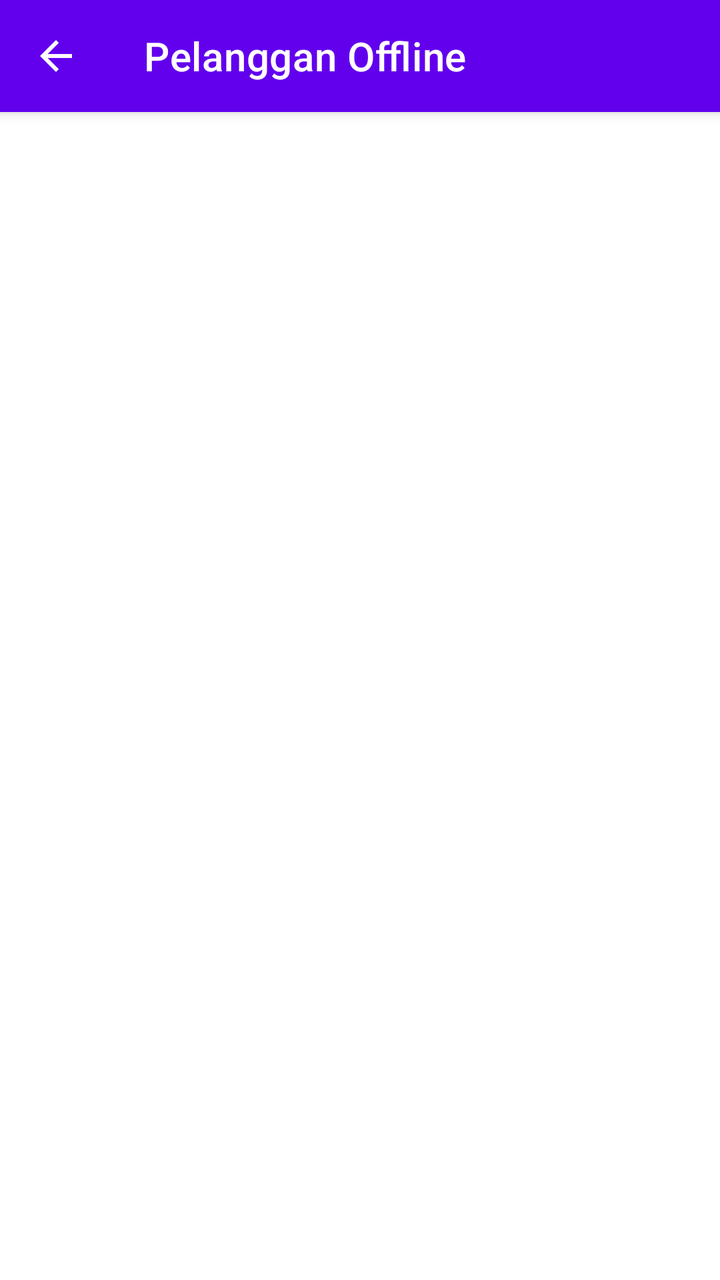
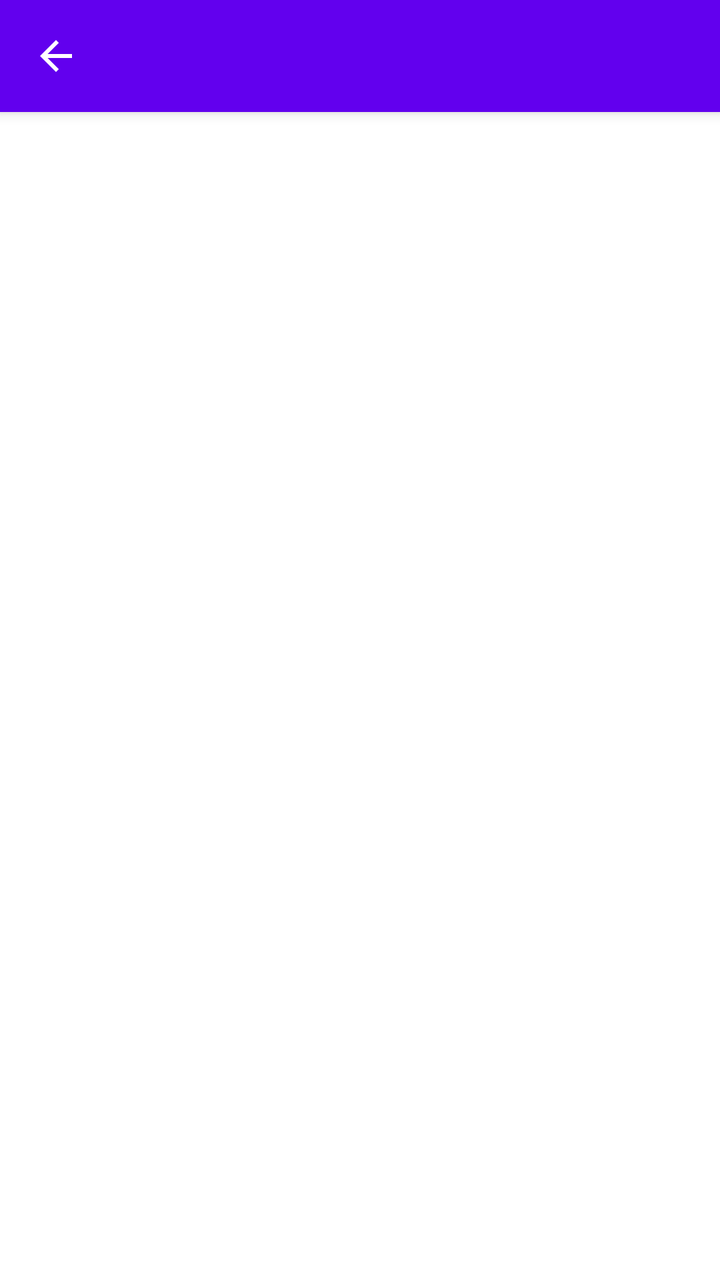

Compare the two renders of this Android layout. The source of the first and the diff that turns it into the second are given below.
<!-- AndroidManifest.xml: application theme Theme.BillRT -->
<!-- res/layout/fragment_pelanggan_offline.xml -->
<?xml version="1.0" encoding="utf-8"?>
<androidx.coordinatorlayout.widget.CoordinatorLayout xmlns:android="http://schemas.android.com/apk/res/android"
    xmlns:app="http://schemas.android.com/apk/res-auto"
    xmlns:tools="http://schemas.android.com/tools"
    android:layout_width="match_parent"
    android:layout_height="match_parent"
    android:fitsSystemWindows="true"
    tools:context=".PelangganOfflineFragment">

    <com.google.android.material.appbar.AppBarLayout
        android:layout_width="match_parent"
        android:layout_height="wrap_content">

        <com.google.android.material.appbar.MaterialToolbar
            android:id="@+id/toolbar"
            android:layout_width="match_parent"
            android:layout_height="?attr/actionBarSize"
            android:background="?attr/colorPrimary"
            app:navigationIcon="@drawable/ic_arrow_back"
            app:title="Pelanggan Offline"
            app:titleTextColor="@color/white" />

    </com.google.android.material.appbar.AppBarLayout>

    <androidx.constraintlayout.widget.ConstraintLayout
        android:layout_width="match_parent"
        android:layout_height="match_parent"
        app:layout_behavior="@string/appbar_scrolling_view_behavior">

        <androidx.appcompat.widget.SearchView
            android:id="@+id/search_view"
            android:layout_width="0dp"
            android:layout_height="wrap_content"
            android:iconifiedByDefault="false"
            android:queryHint="Cari pelanggan..."
            app:layout_constraintTop_toTopOf="parent"
            app:layout_constraintStart_toStartOf="parent"
            app:layout_constraintEnd_toEndOf="parent" />

        <androidx.recyclerview.widget.RecyclerView
            android:id="@+id/rv_pelanggan_offline"
            android:layout_width="0dp"
            android:layout_height="0dp"
            android:padding="8dp"
            app:layout_constraintTop_toBottomOf="@id/search_view"
            app:layout_constraintBottom_toBottomOf="parent"
            app:layout_constraintStart_toStartOf="parent"
            app:layout_constraintEnd_toEndOf="parent" />

        <TextView
            android:id="@+id/tv_empty"
            android:layout_width="wrap_content"
            android:layout_height="wrap_content"
            android:text="Tidak ada pelanggan offline"
            android:visibility="gone"
            app:layout_constraintTop_toTopOf="parent"
            app:layout_constraintBottom_toBottomOf="parent"
            app:layout_constraintStart_toStartOf="parent"
            app:layout_constraintEnd_toEndOf="parent"
            tools:visibility="visible" />

        <ProgressBar
            android:id="@+id/progress_bar"
            android:layout_width="wrap_content"
            android:layout_height="wrap_content"
            android:visibility="gone"
            app:layout_constraintTop_toTopOf="parent"
            app:layout_constraintBottom_toBottomOf="parent"
            app:layout_constraintStart_toStartOf="parent"
            app:layout_constraintEnd_toEndOf="parent"
            tools:visibility="visible" />

    </androidx.constraintlayout.widget.ConstraintLayout>

</androidx.coordinatorlayout.widget.CoordinatorLayout>
<!-- resources referenced by this layout -->
<resources>
  <color name="white">#FFFFFFFF</color>
  <!-- drawable ic_arrow_back (drawable) -->
  <vector xmlns:android="http://schemas.android.com/apk/res/android"
      android:width="24dp"
      android:height="24dp"
      android:viewportWidth="24.0"
      android:viewportHeight="24.0"
      android:tint="?attr/colorControlNormal">
    <path
        android:fillColor="@android:color/white"
        android:pathData="M20,11H7.83l5.59,-5.59L12,4l-8,8 8,8 1.41,-1.41L7.83,13H20v-2z"/>
  </vector>
  <style name="Theme.BillRT" parent="Theme.MaterialComponents.DayNight.NoActionBar">
          
          <item name="colorPrimary">@color/purple_500</item>
          <item name="colorPrimaryVariant">@color/purple_700</item>
          <item name="colorOnPrimary">@color/white</item>
          
          <item name="colorSecondary">@color/teal_200</item>
          <item name="colorSecondaryVariant">@color/teal_700</item>
          <item name="colorOnSecondary">@color/black</item>
          
          
          <item name="android:statusBarColor">@android:color/transparent</item>
          <item name="android:navigationBarColor">?attr/colorPrimaryVariant</item>
  
          
          <item name="colorControlNormal">@color/white</item>
      </style>
  <color name="purple_500">#FF6200EE</color>
  <color name="purple_700">#FF3700B3</color>
  <color name="teal_200">#FF03DAC5</color>
  <color name="teal_700">#FF018786</color>
  <color name="black">#FF000000</color>
</resources>

<!-- the commit's change to res/layout/fragment_pelanggan_offline.xml (unified diff, before → after) -->
@@ -17,7 +17,6 @@
             android:layout_height="?attr/actionBarSize"
             android:background="?attr/colorPrimary"
             app:navigationIcon="@drawable/ic_arrow_back"
-            app:title="Pelanggan Offline"
             app:titleTextColor="@color/white" />
 
     </com.google.android.material.appbar.AppBarLayout>
<!-- resource entries referenced after the edit -->
@@ -22,17 +22,22 @@
           <item name="colorSecondaryVariant">@color/teal_700</item>
           <item name="colorOnSecondary">@color/black</item>
           
-          
-          <item name="android:statusBarColor">@android:color/transparent</item>
+          <item name="android:statusBarColor">?attr/colorPrimaryVariant</item>
           <item name="android:navigationBarColor">?attr/colorPrimaryVariant</item>
   
           
           <item name="colorControlNormal">@color/white</item>
+          
+          <item name="searchViewStyle">@style/SearchViewStyle</item>
       </style>
   <color name="purple_500">#FF6200EE</color>
   <color name="purple_700">#FF3700B3</color>
   <color name="teal_200">#FF03DAC5</color>
   <color name="teal_700">#FF018786</color>
   <color name="black">#FF000000</color>
+  <style name="SearchViewStyle" parent="Widget.AppCompat.SearchView">
+          <item name="android:editTextColor">@android:color/black</item>
+          <item name="android:textColorHint">@android:color/darker_gray</item>
+      </style>
 </resources>
 
